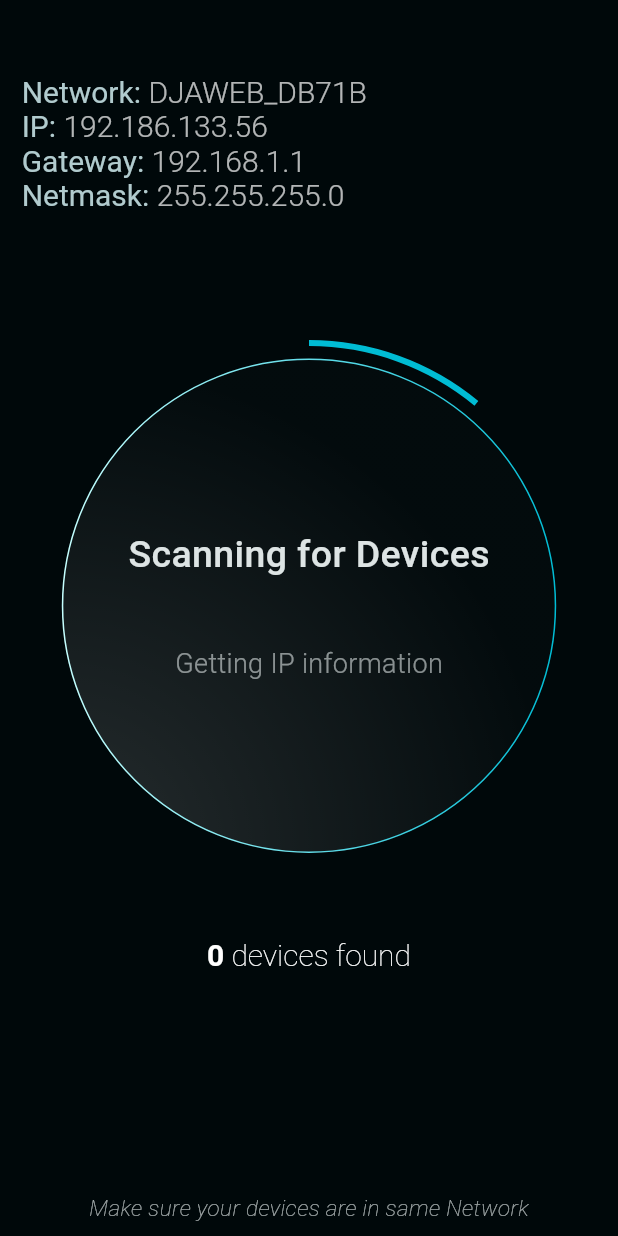
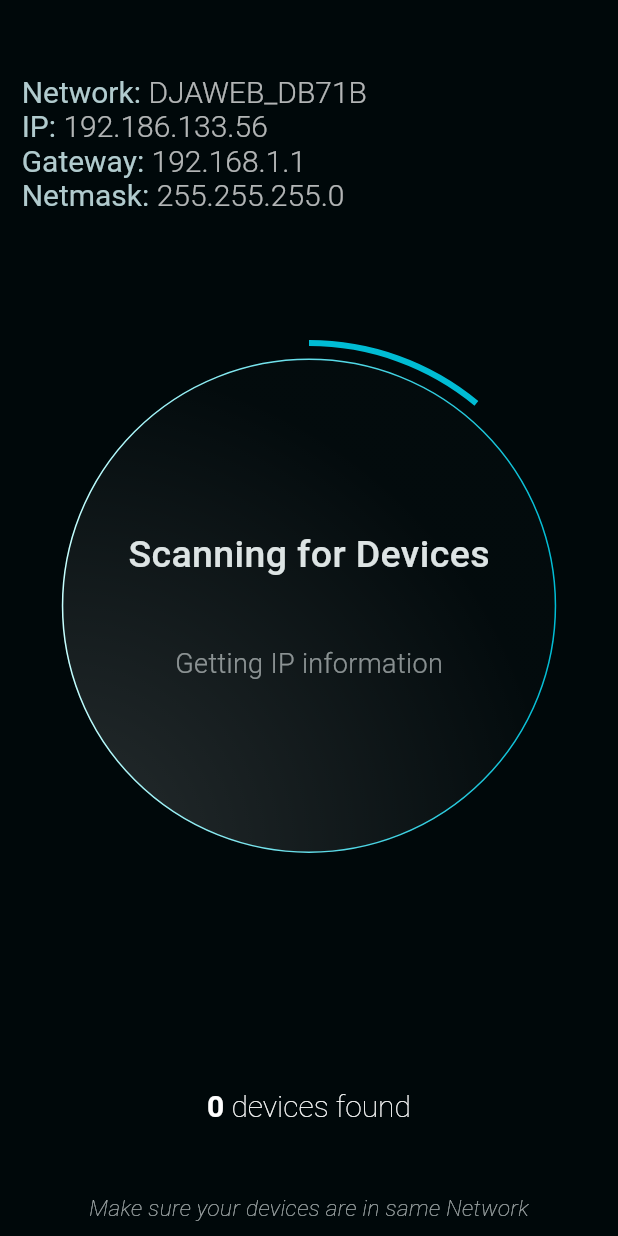
Before and after one commit to the1der/artnet_app, a Flutter app: the screen it shows after launch, after a tap on "START", on a phone screen of 412 x 824 dp. Run offline on Flutter 3.47's test engine with Material 3 defaults, Android fonts, the phone set to English and light mode, and no system bars; our stand-ins replace bloc, circular_countdown_timer, equatable, flutter_bloc, flutter_screenutil, gradient_borders and 1 more; missing offline and left inert: dart:ffi, udp; statements that could not run were skipped.

Commit message:
home screen ui done

```diff
--- a/lib/screens/home/home_bloc.dart
+++ b/lib/screens/home/home_bloc.dart
@@ -1,5 +1,3 @@
-import 'dart:developer';
-
 import 'package:artnet_app/models/op_ip_prog_packet.dart';
 import 'package:artnet_app/services/artnet_module.dart';
 import 'package:flutter_bloc/flutter_bloc.dart';
--- a/lib/screens/home/home_screen.dart
+++ b/lib/screens/home/home_screen.dart
@@ -8,6 +8,7 @@ import 'package:artnet_app/screens/home/home_state.dart';
 import 'package:artnet_app/screens/home/widgets/glass_box.dart';
 import 'package:artnet_app/screens/home/widgets/node_box.dart';
 import 'package:artnet_app/screens/node_settings/node_settings_screen.dart';
+import 'package:artnet_app/services/artnet_module.dart';
 import 'package:circular_countdown_timer/circular_countdown_timer.dart';
 import 'package:flutter/material.dart';
 import 'package:flutter_bloc/flutter_bloc.dart';
@@ -249,6 +250,13 @@ class _HomeScreenState extends State<HomeScreen>
                                 alignment: Alignment.center,
                                 child: InkWell(
                                   customBorder: const CircleBorder(),
+                                  onTap: state is HomeInitial
+                                      ? () {
+                                          context
+                                              .read<HomeBloc>()
+                                              .add(ArtNetStartScan());
+                                        }
+                                      : null,
                                   child: GlassBoxTwo(
                                     height: size - 0.05.sw,
                                     width: size - 0.05.sw,
@@ -334,11 +342,25 @@ class _HomeScreenState extends State<HomeScreen>
                                           )
                                         : (state is ArtNetFoundNodes ||
                                                 state is ArtNetNoFoundNodes)
-                                            ? Text(
-                                                "Done".toUpperCase(),
+                                            ? RichText(
+                                                textAlign: TextAlign.center,
+                                                text: TextSpan(
+                                                  text: "Done".toUpperCase(),
                                                   style: TextStyle(
                                                     fontSize: 45.sp,
-                                                  fontWeight: FontWeight.w200,
+                                                    fontWeight: FontWeight.w100,
+                                                  ),
+                                                  children: [
+                                                    TextSpan(
+                                                      text:
+                                                          "\n${ArtNetModule.scanResults.length} device found",
+                                                      style: TextStyle(
+                                                        fontSize: 15.sp,
+                                                        fontWeight:
+                                                            FontWeight.w300,
+                                                      ),
+                                                    ),
+                                                  ],
                                                 ),
                                               )
                                             : Text(
@@ -349,13 +371,6 @@ class _HomeScreenState extends State<HomeScreen>
                                                 ),
                                               ),
                                   ),
-                                  onTap: () {
-                                    if (state is HomeInitial) {
-                                      context
-                                          .read<HomeBloc>()
-                                          .add(ArtNetStartScan());
-                                    }
-                                  },
                                 ),
                               ),
                             ],
@@ -369,9 +384,14 @@ class _HomeScreenState extends State<HomeScreen>
                           children: [
                             AnimatedPositioned(
                               duration: const Duration(milliseconds: 300),
-                              top: state is ArtNetScanning ? 0 : -0.3.sh,
-                              left: 0,
+                              // top: state is ArtNetScanning ? 0 : -0.3.sh,
+                              // left: 0,
                               right: 0,
+                              bottom: 0,
+                              left: (state is ArtNetFoundNodes ||
+                                      state is ArtNetNoFoundNodes)
+                                  ? 2.sw
+                                  : 0,
                               child: Center(
                                 child: RichText(
                                   text: TextSpan(
@@ -396,11 +416,16 @@ class _HomeScreenState extends State<HomeScreen>
                             ),
                             AnimatedPositioned(
                               duration: const Duration(milliseconds: 300),
-                              bottom: (state is ArtNetFoundNodes ||
+                              // bottom: (state is ArtNetFoundNodes ||
+                              //         state is ArtNetNoFoundNodes)
+                              //     ? 0
+                              //     : -0.3.sh,
+                              // left: 0,
+                              bottom: 0,
+                              left: (state is ArtNetFoundNodes ||
                                       state is ArtNetNoFoundNodes)
                                   ? 0
-                                  : -0.3.sh,
-                              left: 0,
+                                  : -2.sw,
                               right: 0,
                               child: Align(
                                 alignment: Alignment.bottomCenter,
@@ -467,6 +492,9 @@ class _HomeScreenState extends State<HomeScreen>
                                     ),
                                     InkWell(
                                       borderRadius: BorderRadius.circular(20.r),
+                                      onTap: state is ArtNetFoundNodes
+                                          ? () {}
+                                          : null,
                                       child: GlassBoxTwo(
                                         width: 0.3.sw,
                                         height: 0.06.sh,
@@ -475,8 +503,9 @@ class _HomeScreenState extends State<HomeScreen>
                                         borderGradient: LinearGradient(
                                           colors: state is ArtNetNoFoundNodes
                                               ? [
-                                                  Colors.red.withOpacity(0.75),
-                                                  Colors.red.withOpacity(0.2),
+                                                  Colors.white
+                                                      .withOpacity(0.75),
+                                                  Colors.white.withOpacity(0.2),
                                                 ]
                                               : [
                                                   const Color(0xFF69F0AE)
@@ -486,7 +515,13 @@ class _HomeScreenState extends State<HomeScreen>
                                                 ],
                                         ),
                                         boxGradient: RadialGradient(
-                                          colors: [
+                                          colors: state is ArtNetNoFoundNodes
+                                              ? [
+                                                  Colors.white.withOpacity(0.5),
+                                                  Colors.white
+                                                      .withOpacity(0.05),
+                                                ]
+                                              : [
                                                   Colors.cyan.withOpacity(0.75),
                                                   Theme.of(context)
                                                       .colorScheme
@@ -512,7 +547,6 @@ class _HomeScreenState extends State<HomeScreen>
                                           ],
                                         ),
                                       ),
-                                      onTap: () {},
                                     )
                                   ],
                                 ),
```
Lines whose indentation alone changed are shown as unchanged.
